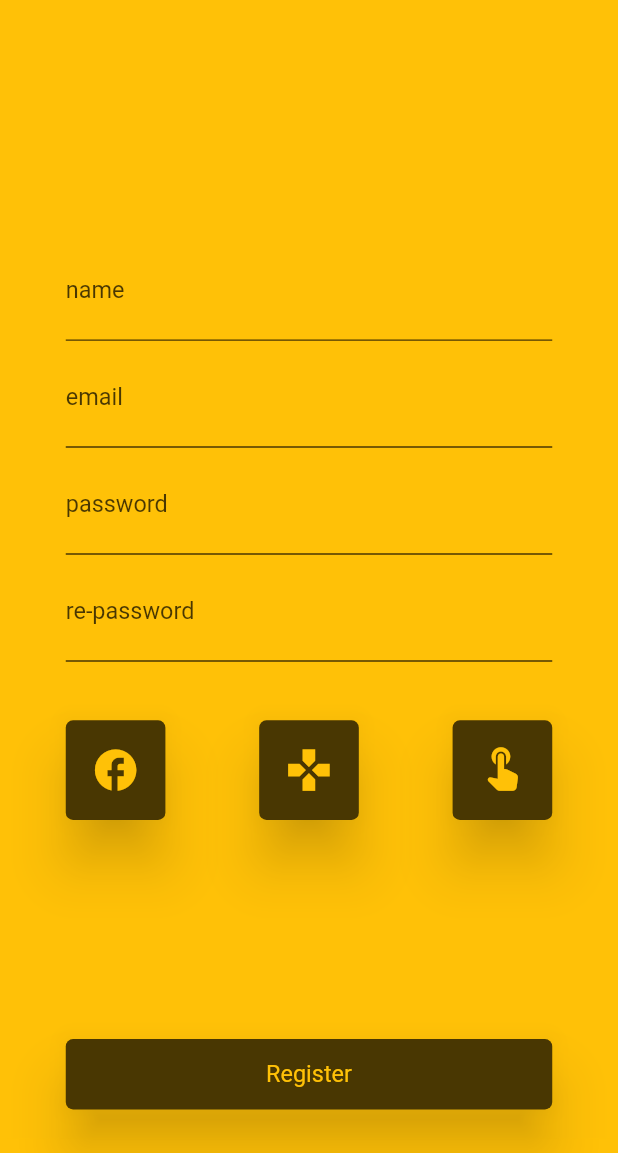
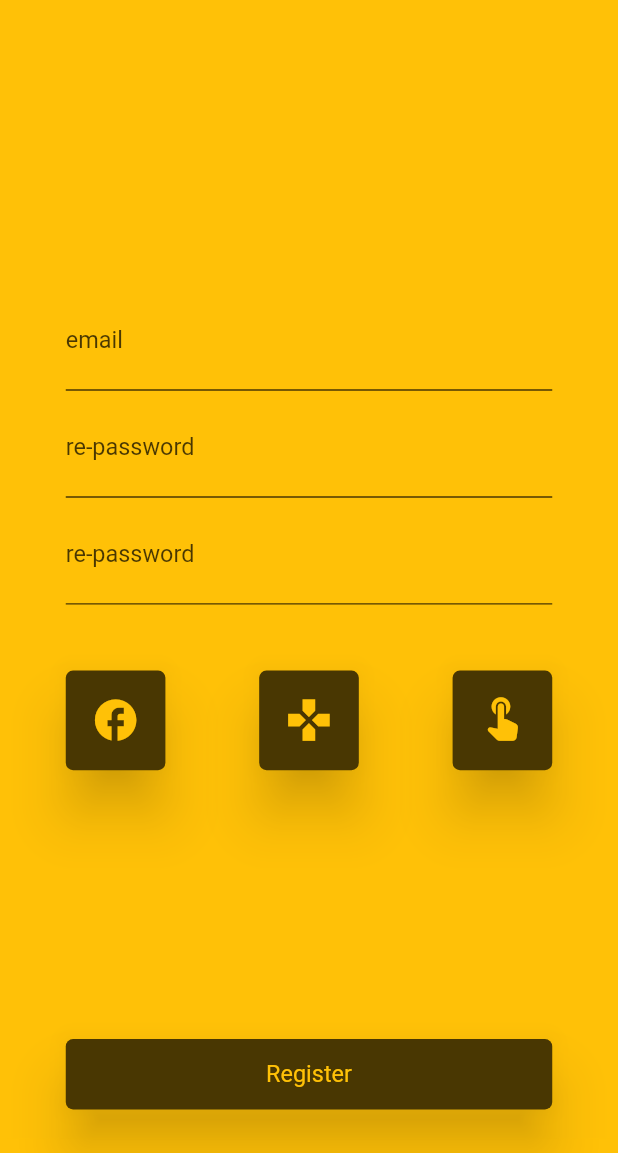
Before and after one commit to cesn4/block_test, a Flutter app: the screen it shows after launch, after a tap on "Sign up", on a phone screen of 412 x 824 dp, the part 83-1236 px from its top. Run offline on Flutter 3.47's test engine with Material 2 defaults, Android fonts, the phone set to English and light mode, and no system bars; our stand-ins replace bloc, flutter_bloc, formz, freezed_annotation.

Commit message:
Auth input states

```diff
--- a/lib/auth/bloc/auth_event.dart
+++ b/lib/auth/bloc/auth_event.dart
@@ -11,7 +11,7 @@ class AuthEvent with _$AuthEvent {
       _LoginPasswordUnfocused;
   const factory AuthEvent.registerEmailChanged(String email) =
       _RegisterEmailChanged;
-  const factory AuthEvent.registerEmaildUnfocused() =
+  const factory AuthEvent.registerEmailUnfocused() =
       _RegisterEmailUnfocused;
   const factory AuthEvent.registerPasswordChanged(String password) =
       _RegisterPasswordChanged;
--- a/lib/auth/views/login_view.dart
+++ b/lib/auth/views/login_view.dart
@@ -1,5 +1,8 @@
 import 'package:block_test/auth/bloc/auth_bloc.dart';
 import 'package:block_test/auth/models/auth_view.dart';
+import 'package:block_test/auth/widgets/login_email_input.dart';
+import 'package:block_test/auth/widgets/login_password_input.dart';
+import 'package:block_test/auth/widgets/social_auth_section.dart';
 import 'package:block_test/widgets/buttons/basic_button.dart';
 import 'package:block_test/widgets/buttons/basic_icon_button.dart';
 import 'package:block_test/widgets/buttons/basic_text_button.dart';
@@ -9,8 +12,39 @@ import 'package:block_test/widgets/layout/main_layout.dart';
 import 'package:flutter/material.dart';
 import 'package:flutter_bloc/flutter_bloc.dart';
 
-class LoginView extends StatelessWidget with BaseExtension {
+class LoginView extends StatefulWidget {
   const LoginView({Key? key}) : super(key: key);
+
+  @override
+  State<LoginView> createState() => _LoginViewState();
+}
+
+class _LoginViewState extends State<LoginView> with BaseExtension {
+  final _emailFocusNode = FocusNode();
+  final _passwordFocusNode = FocusNode();
+
+  @override
+  void initState() {
+    super.initState();
+    _emailFocusNode.addListener(() {
+      if (!_emailFocusNode.hasFocus) {
+        context.read<AuthBloc>().add(const AuthEvent.loginEmailUnfocused());
+        FocusScope.of(context).requestFocus(_passwordFocusNode);
+      }
+    });
+    _passwordFocusNode.addListener(() {
+      if (!_passwordFocusNode.hasFocus) {
+        context.read<AuthBloc>().add(const AuthEvent.loginPasswordUnfocused());
+      }
+    });
+  }
+
+  @override
+  void dispose() {
+    _emailFocusNode.dispose();
+    _passwordFocusNode.dispose();
+    super.dispose();
+  }
 
   @override
   Widget build(BuildContext context) {
@@ -27,40 +61,9 @@ class LoginView extends StatelessWidget with BaseExtension {
               Column(
                 mainAxisSize: MainAxisSize.min,
                 children: [
-                  BasicTextField(
-                    label: 'email',
-                    onChanged: (e) => print(e),
-                    errorText: null,
-                  ),
-                  const SizedBox(
-                    height: 5,
-                  ),
-                  BasicTextField(
-                    label: 'password',
-                    onChanged: (e) => print(e),
-                    errorText: null,
-                    obscureText: true,
-                  ),
-                  const SizedBox(
-                    height: 40,
-                  ),
-                  Row(
-                    mainAxisAlignment: MainAxisAlignment.spaceBetween,
-                    children: [
-                      BasicIconButton(
-                        icon: Icons.facebook,
-                        onPressed: () => print("facebook"),
-                      ),
-                      BasicIconButton(
-                        icon: Icons.gamepad,
-                        onPressed: () => print("google"),
-                      ),
-                      BasicIconButton(
-                        icon: Icons.touch_app_rounded,
-                        onPressed: () => print("apple"),
-                      ),
-                    ],
-                  ),
+                  LoginEmailInput(focusNode: _emailFocusNode),
+                  LoginPasswordInput(focusNode: _passwordFocusNode),
+                  const SocialAuthSection(),
                 ],
               ),
               Column(
@@ -71,9 +74,8 @@ class LoginView extends StatelessWidget with BaseExtension {
                     height: 40,
                   ),
                   BasicTextButton(
-                      onPressed: () => context
-                          .read<AuthBloc>()
-                          .add(const AuthEvent.authViewChanged(AuthView.register)),
+                      onPressed: () => context.read<AuthBloc>().add(
+                          const AuthEvent.authViewChanged(AuthView.register)),
                       label: 'Sign up'),
                 ],
               )
--- a/lib/auth/views/register_view.dart
+++ b/lib/auth/views/register_view.dart
@@ -1,5 +1,9 @@
 import 'package:block_test/auth/bloc/auth_bloc.dart';
 import 'package:block_test/auth/models/auth_view.dart';
+import 'package:block_test/auth/widgets/register_email_input.dart';
+import 'package:block_test/auth/widgets/register_header.dart';
+import 'package:block_test/auth/widgets/register_password_2_input.dart';
+import 'package:block_test/auth/widgets/social_auth_section.dart';
 import 'package:block_test/widgets/buttons/basic_button.dart';
 import 'package:block_test/widgets/buttons/basic_icon_button.dart';
 import 'package:block_test/widgets/buttons/basic_widget_button.dart';
@@ -9,8 +13,50 @@ import 'package:block_test/widgets/layout/main_layout.dart';
 import 'package:flutter/material.dart';
 import 'package:flutter_bloc/flutter_bloc.dart';
 
-class RegisterView extends StatelessWidget with BaseExtension {
+class RegisterView extends StatefulWidget with BaseExtension {
   const RegisterView({Key? key}) : super(key: key);
+
+  @override
+  State<RegisterView> createState() => _RegisterViewState();
+}
+
+class _RegisterViewState extends State<RegisterView> with BaseExtension {
+  final _emailFocusNode = FocusNode();
+  final _passwordFocusNode = FocusNode();
+  final _password_2FocusNode = FocusNode();
+
+  @override
+  void initState() {
+    super.initState();
+    _emailFocusNode.addListener(() {
+      if (!_emailFocusNode.hasFocus) {
+        context.read<AuthBloc>().add(const AuthEvent.registerEmailUnfocused());
+        FocusScope.of(context).requestFocus(_passwordFocusNode);
+      }
+    });
+    _passwordFocusNode.addListener(() {
+      if (!_passwordFocusNode.hasFocus) {
+        context
+            .read<AuthBloc>()
+            .add(const AuthEvent.registerPasswordUnfocused());
+      }
+    });
+    _password_2FocusNode.addListener(() {
+      if (!_passwordFocusNode.hasFocus) {
+        context
+            .read<AuthBloc>()
+            .add(const AuthEvent.registerPassword_2Unfocused());
+      }
+    });
+  }
+
+  @override
+  void dispose() {
+    _emailFocusNode.dispose();
+    _passwordFocusNode.dispose();
+    _password_2FocusNode.dispose();
+    super.dispose();
+  }
 
   @override
   Widget build(BuildContext context) {
@@ -22,83 +68,16 @@ class RegisterView extends StatelessWidget with BaseExtension {
             mainAxisSize: MainAxisSize.max,
             mainAxisAlignment: MainAxisAlignment.spaceBetween,
             children: [
-              Padding(
-                padding: const EdgeInsets.symmetric(horizontal: 15),
-                child: Row(
-                  mainAxisSize: MainAxisSize.max,
-                  mainAxisAlignment: MainAxisAlignment.spaceBetween,
-                  crossAxisAlignment: CrossAxisAlignment.start,
-                  children: [
-                    BasicWidgetButton(
-                        child: Icon(
-                          Icons.arrow_back_ios,
-                          color: colors(context).secondary,
-                          size: 30,
-                        ),
-                        onPressed: () => context.read<AuthBloc>().add(
-                            const AuthEvent.authViewChanged(AuthView.login))),
-                    BasicWidgetButton(
-                        child: Image.asset('assets/icons/logo.png', height: 32),
-                        onPressed: () => print('')),
-                  ],
-                ),
-              ),
+              const RegisterHeader(),
               Padding(
                 padding: const EdgeInsets.symmetric(horizontal: 40),
                 child: Column(
                   mainAxisSize: MainAxisSize.min,
                   children: [
-                    BasicTextField(
-                      label: 'name',
-                      onChanged: (e) => print(e),
-                      errorText: null,
-                    ),
-                    const SizedBox(
-                      height: 5,
-                    ),
-                    BasicTextField(
-                      label: 'email',
-                      onChanged: (e) => print(e),
-                      errorText: null,
-                      obscureText: true,
-                    ),
-                    const SizedBox(
-                      height: 5,
-                    ),
-                    BasicTextField(
-                      label: 'password',
-                      onChanged: (e) => print(e),
-                      errorText: null,
-                    ),
-                    const SizedBox(
-                      height: 5,
-                    ),
-                    BasicTextField(
-                      label: 're-password',
-                      onChanged: (e) => print(e),
-                      errorText: null,
-                      obscureText: true,
-                    ),
-                    const SizedBox(
-                      height: 40,
-                    ),
-                    Row(
-                      mainAxisAlignment: MainAxisAlignment.spaceBetween,
-                      children: [
-                        BasicIconButton(
-                          icon: Icons.facebook,
-                          onPressed: () => print("facebook"),
-                        ),
-                        BasicIconButton(
-                          icon: Icons.gamepad,
-                          onPressed: () => print("google"),
-                        ),
-                        BasicIconButton(
-                          icon: Icons.touch_app_rounded,
-                          onPressed: () => print("apple"),
-                        ),
-                      ],
-                    ),
+                    RegisterEmailInput(focusNode: _emailFocusNode),
+                    RegisterPassword2Input(focusNode: _passwordFocusNode),
+                    RegisterPassword2Input(focusNode: _password_2FocusNode),
+                    const SocialAuthSection(),
                   ],
                 ),
               ),
--- /dev/null
+++ b/lib/auth/widgets/login_email_input.dart
@@ -0,0 +1,31 @@
+import 'package:block_test/auth/bloc/auth_bloc.dart';
+import 'package:block_test/widgets/inputs/basic_text_field.dart';
+import 'package:flutter/material.dart';
+import 'package:flutter_bloc/flutter_bloc.dart';
+
+class LoginEmailInput extends StatelessWidget {
+  final FocusNode focusNode;
+  const LoginEmailInput({Key? key, required this.focusNode}) : super(key: key);
+
+  @override
+  Widget build(BuildContext context) {
+    return BlocBuilder<AuthBloc, AuthState>(
+      builder: (context, state) {
+        return Padding(
+          padding: const EdgeInsets.only(bottom: 5),
+          child: BasicTextField(
+            label: 'email',
+            initialValue: state.loginEmail.value,
+            onChanged: (value) {
+              context.read<AuthBloc>().add(AuthEvent.loginEmailChanged(value));
+            },
+            textInputAction: TextInputAction.next,
+            errorText: state.loginEmail.invalid
+                ? 'Please ensure the email entered is valid'
+                : null,
+          ),
+        );
+      },
+    );
+  }
+}
--- /dev/null
+++ b/lib/auth/widgets/login_password_input.dart
@@ -0,0 +1,35 @@
+import 'package:block_test/auth/bloc/auth_bloc.dart';
+import 'package:block_test/widgets/inputs/basic_text_field.dart';
+import 'package:flutter/material.dart';
+import 'package:flutter_bloc/flutter_bloc.dart';
+
+class LoginPasswordInput extends StatelessWidget {
+  final FocusNode focusNode;
+  const LoginPasswordInput({Key? key, required this.focusNode})
+      : super(key: key);
+
+  @override
+  Widget build(BuildContext context) {
+    return BlocBuilder<AuthBloc, AuthState>(
+      builder: (context, state) {
+        return Padding(
+          padding: const EdgeInsets.only(bottom: 5),
+          child: BasicTextField(
+            label: 'password',
+            obscureText: true,
+            initialValue: state.loginPassword.value,
+            textInputAction: TextInputAction.done,
+            onChanged: (value) {
+              context
+                  .read<AuthBloc>()
+                  .add(AuthEvent.loginPasswordChanged(value));
+            },
+            errorText: state.loginPassword.invalid
+                ? '''Password must be at least 8 characters and contain at least one letter and number'''
+                : null,
+          ),
+        );
+      },
+    );
+  }
+}
--- /dev/null
+++ b/lib/auth/widgets/register_email_input.dart
@@ -0,0 +1,34 @@
+import 'package:block_test/auth/bloc/auth_bloc.dart';
+import 'package:block_test/widgets/inputs/basic_text_field.dart';
+import 'package:flutter/material.dart';
+import 'package:flutter_bloc/flutter_bloc.dart';
+
+class RegisterEmailInput extends StatelessWidget {
+  final FocusNode focusNode;
+  const RegisterEmailInput({Key? key, required this.focusNode})
+      : super(key: key);
+
+  @override
+  Widget build(BuildContext context) {
+    return BlocBuilder<AuthBloc, AuthState>(
+      builder: (context, state) {
+        return Padding(
+          padding: const EdgeInsets.only(bottom: 5),
+          child: BasicTextField(
+            label: 'email',
+            initialValue: state.registerEmail.value,
+            onChanged: (value) {
+              context
+                  .read<AuthBloc>()
+                  .add(AuthEvent.registerEmailChanged(value));
+            },
+            textInputAction: TextInputAction.next,
+            errorText: state.registerEmail.invalid
+                ? 'Please ensure the email entered is valid'
+                : null,
+          ),
+        );
+      },
+    );
+  }
+}
--- /dev/null
+++ b/lib/auth/widgets/register_header.dart
@@ -0,0 +1,38 @@
+import 'package:block_test/auth/bloc/auth_bloc.dart';
+import 'package:block_test/auth/models/auth_view.dart';
+import 'package:block_test/widgets/buttons/basic_widget_button.dart';
+import 'package:block_test/widgets/extensions/base_extension.dart';
+import 'package:flutter/material.dart';
+import 'package:flutter_bloc/flutter_bloc.dart';
+
+class RegisterHeader extends StatelessWidget with BaseExtension {
+  const RegisterHeader({
+    Key? key,
+  }) : super(key: key);
+
+  @override
+  Widget build(BuildContext context) {
+    return Padding(
+      padding: const EdgeInsets.symmetric(horizontal: 15),
+      child: Row(
+        mainAxisSize: MainAxisSize.max,
+        mainAxisAlignment: MainAxisAlignment.spaceBetween,
+        crossAxisAlignment: CrossAxisAlignment.start,
+        children: [
+          BasicWidgetButton(
+              child: Icon(
+                Icons.arrow_back_ios,
+                color: colors(context).secondary,
+                size: 30,
+              ),
+              onPressed: () => context
+                  .read<AuthBloc>()
+                  .add(const AuthEvent.authViewChanged(AuthView.login))),
+          BasicWidgetButton(
+              child: Image.asset('assets/icons/logo.png', height: 32),
+              onPressed: () => print('')),
+        ],
+      ),
+    );
+  }
+}
--- /dev/null
+++ b/lib/auth/widgets/register_password_2_input.dart
@@ -0,0 +1,35 @@
+import 'package:block_test/auth/bloc/auth_bloc.dart';
+import 'package:block_test/widgets/inputs/basic_text_field.dart';
+import 'package:flutter/material.dart';
+import 'package:flutter_bloc/flutter_bloc.dart';
+
+class RegisterPassword2Input extends StatelessWidget {
+  final FocusNode focusNode;
+  const RegisterPassword2Input({Key? key, required this.focusNode})
+      : super(key: key);
+
+  @override
+  Widget build(BuildContext context) {
+    return BlocBuilder<AuthBloc, AuthState>(
+      builder: (context, state) {
+        return Padding(
+          padding: const EdgeInsets.only(bottom: 5),
+          child: BasicTextField(
+            label: 're-password',
+            obscureText: true,
+            initialValue: state.registerPassword_2.value,
+            textInputAction: TextInputAction.next,
+            onChanged: (value) {
+              context
+                  .read<AuthBloc>()
+                  .add(AuthEvent.registerPassword_2Changed(value));
+            },
+            errorText: state.registerPassword_2.invalid
+                ? '''Password must be at least 8 characters and contain at least one letter and number'''
+                : null,
+          ),
+        );
+      },
+    );
+  }
+}
--- /dev/null
+++ b/lib/auth/widgets/social_auth_section.dart
@@ -0,0 +1,32 @@
+import 'package:block_test/widgets/buttons/basic_icon_button.dart';
+import 'package:flutter/material.dart';
+
+class SocialAuthSection extends StatelessWidget {
+  const SocialAuthSection({
+    Key? key,
+  }) : super(key: key);
+
+  @override
+  Widget build(BuildContext context) {
+    return Padding(
+      padding: const EdgeInsets.only(top: 40),
+      child: Row(
+        mainAxisAlignment: MainAxisAlignment.spaceBetween,
+        children: [
+          BasicIconButton(
+            icon: Icons.facebook,
+            onPressed: () => print("facebook"),
+          ),
+          BasicIconButton(
+            icon: Icons.gamepad,
+            onPressed: () => print("google"),
+          ),
+          BasicIconButton(
+            icon: Icons.touch_app_rounded,
+            onPressed: () => print("apple"),
+          ),
+        ],
+      ),
+    );
+  }
+}
--- a/lib/widgets/inputs/basic_text_field.dart
+++ b/lib/widgets/inputs/basic_text_field.dart
@@ -5,25 +5,32 @@ class BasicTextField extends StatelessWidget with BaseExtension {
   final String label;
   final void Function(String) onChanged;
   final String? errorText;
+  final String? initialValue;
   final bool obscureText;
+  final TextInputAction? textInputAction;
   const BasicTextField({
     Key? key,
     required this.label,
     required this.onChanged,
     required this.errorText,
+    required this.initialValue,
     this.obscureText = false,
+    this.textInputAction,
   }) : super(key: key);
 
   @override
   Widget build(BuildContext context) {
-    return TextField(
+    return TextFormField(
       obscureText: false,
+      initialValue: initialValue,
       style: TextStyle(color: colors(context).secondary, fontSize: 24),
       onChanged: onChanged,
+      textInputAction: textInputAction,
       decoration: InputDecoration(
         labelText: label,
         labelStyle: TextStyle(color: colors(context).secondary, fontSize: 16),
         errorText: errorText,
+        errorMaxLines: 2,
         enabledBorder: UnderlineInputBorder(
           borderSide: BorderSide(color: colors(context).secondary),
         ),
```
Also changed, not shown: lib/auth/widgets/register_password_input.dart (added, +35 -0 lines).
